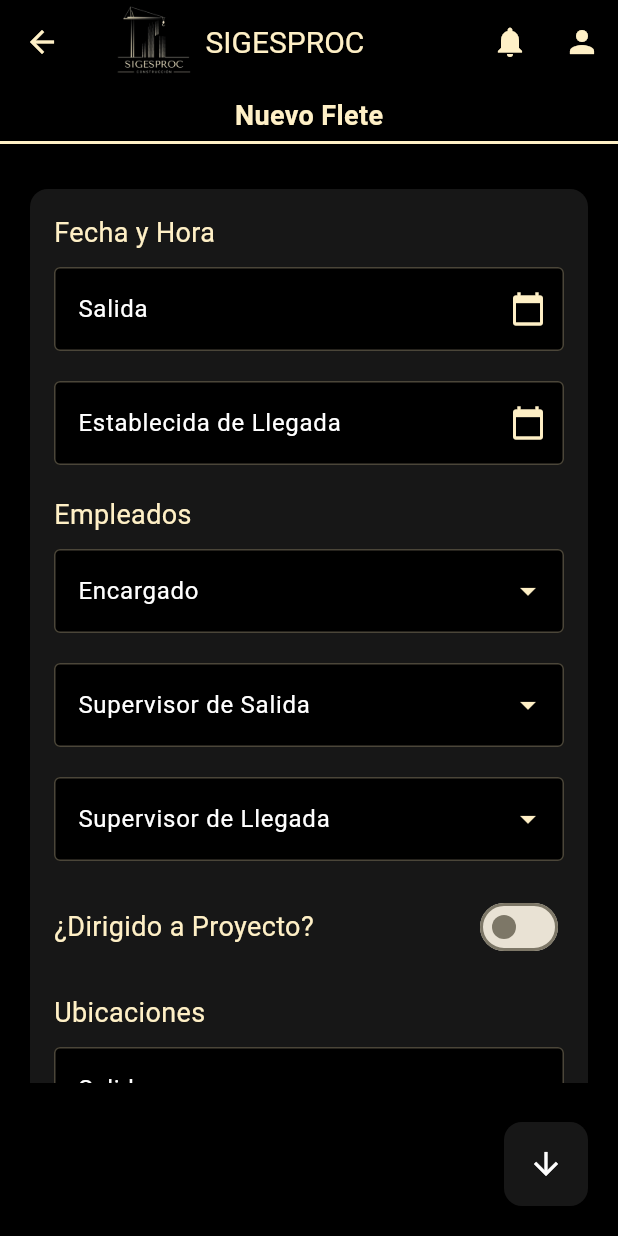
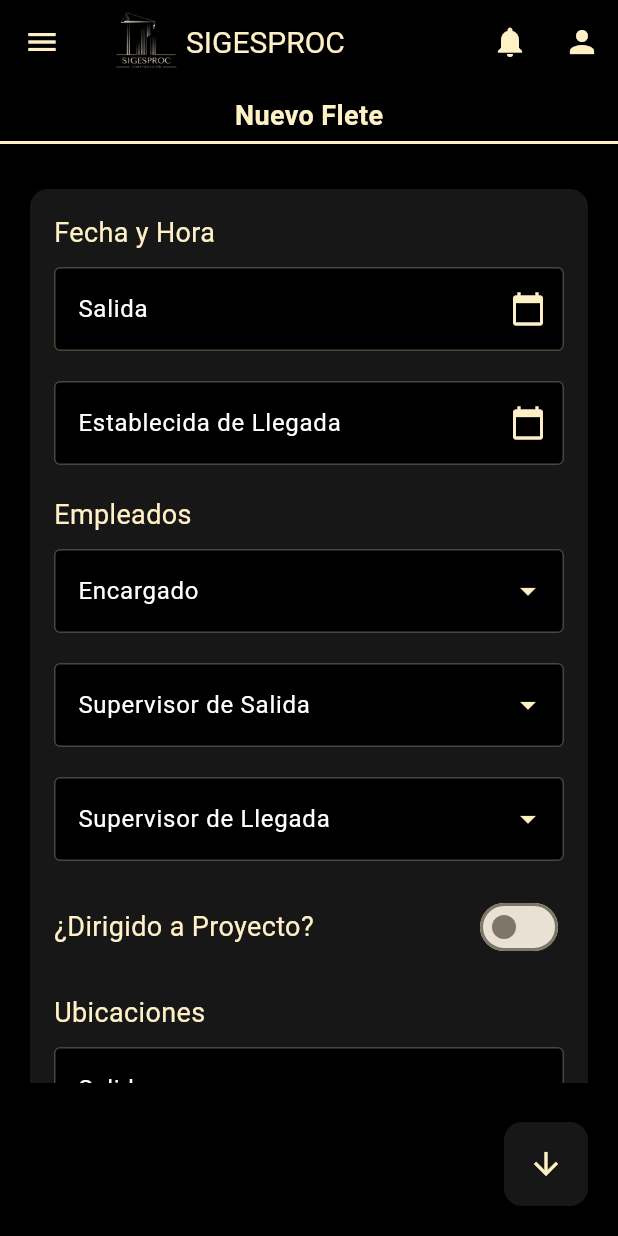
Before and after one commit to KevinMatta/app_sigesproc, a Flutter app: the NuevoFlete screen opened directly, on a phone screen of 412 x 824 dp. Run offline on Flutter 3.47's test engine with Material 3 defaults, Android fonts, the phone set to English and light mode, and no system bars; drawn by our look-alikes of flutter_speed_dial; our stand-ins replace carousel_slider, flutter_keyboard_visibility, flutter_map, flutter_spinkit, flutter_typeahead, geolocator and 2 more; accounts and stored records are empty; network calls fail.

```diff
--- a/sigesproc_app/lib/models/fletes/fleteencabezadoviewmodel.dart
+++ b/sigesproc_app/lib/models/fletes/fleteencabezadoviewmodel.dart
@@ -14,7 +14,8 @@ class FleteEncabezadoViewModel {
   DateTime? flenFechaHoraLlegada;
   bool? flenEstado;
   bool? flenDestinoProyecto;
-  int? bollId;
+  bool? flenSalidaProyecto;
+  int? boasId;
   int? boatId;
   int? proyId;
   int? emtrId;
@@ -43,7 +44,8 @@ class FleteEncabezadoViewModel {
     this.flenFechaHoraLlegada,
     this.flenEstado,
     this.flenDestinoProyecto,
-    this.bollId,
+    this.flenSalidaProyecto,
+    this.boasId,
     this.boatId,
     this.proyId,
     this.emtrId,
@@ -81,7 +83,8 @@ class FleteEncabezadoViewModel {
           : null,
       flenEstado: json['flen_Estado'],
       flenDestinoProyecto: json['flen_DestinoProyecto'],
-      bollId: json['boll_Id'],
+      flenSalidaProyecto: json['flen_SalidaProyecto'],
+      boasId: json['boas_Id'],
       boatId: json['boat_Id'],
       proyId: json['proy_Id'],
       emtrId: json['emtr_Id'],
@@ -116,7 +119,8 @@ class FleteEncabezadoViewModel {
           flenFechaHoraEstablecidaDeLlegada?.toIso8601String(),
       'flen_Estado': flenEstado,
       'flen_DestinoProyecto': flenDestinoProyecto,
-      'boll_Id': bollId,
+      'flen_SalidaProyecto': flenSalidaProyecto,
+      'boas_Id': boasId,
       'boat_Id': boatId,
       'emtr_Id': emtrId,
       'emss_Id': emssId,
@@ -144,6 +148,6 @@ class FleteEncabezadoViewModel {
 
    @override
   String toString() {
-    return 'FleteEncabezadoViewModel(flenId: $flenId, $supervisorSalida, flenFechaHoraSalida: $flenFechaHoraSalida, flenFechaHorallegada: $flenFechaHoraLlegada, flenFechaHoraEstablecidaDeLlegada: $flenFechaHoraEstablecidaDeLlegada, emtrId: $emtrId, emssId: $emssId, emslId: $emslId, bollId: $bollId, boatId: $boatId, flenEstado: $flenEstado, flenDestinoProyecto: $flenDestinoProyecto, usuaCreacion: $usuaCreacion, flenFechaCreacion: $flenFechaCreacion, usuaModificacion: $usuaModificacion, flenFechaModificacion: $flenFechaModificacion, flenEstadoFlete: $flenEstadoFlete)';
+    return 'FleteEncabezadoViewModel(flenId: $flenId, $supervisorSalida, flenFechaHoraSalida: $flenFechaHoraSalida, flenFechaHorallegada: $flenFechaHoraLlegada, flenFechaHoraEstablecidaDeLlegada: $flenFechaHoraEstablecidaDeLlegada, emtrId: $emtrId, emssId: $emssId, emslId: $emslId, boasId: $boasId, boatId: $boatId, flenEstado: $flenEstado, flenDestinoProyecto: $flenDestinoProyecto, usuaCreacion: $usuaCreacion, flenFechaCreacion: $flenFechaCreacion, usuaModificacion: $usuaModificacion, flenFechaModificacion: $flenFechaModificacion, flenEstadoFlete: $flenEstadoFlete)';
   }
 }
--- a/sigesproc_app/lib/screens/fletes/nuevoflete.dart
+++ b/sigesproc_app/lib/screens/fletes/nuevoflete.dart
@@ -29,6 +29,7 @@ class NuevoFlete extends StatefulWidget {
 }
 
 class _NuevoFleteState extends State<NuevoFlete> with TickerProviderStateMixin {
+  int _selectedIndex = 2;
   DateTime? selectedDate;
   TimeOfDay? selectedTime;
   DateTime? establishedDate;
@@ -97,7 +98,7 @@ class _NuevoFleteState extends State<NuevoFlete> with TickerProviderStateMixin {
     emtrId: null,
     emssId: null,
     emslId: null,
-    bollId: null,
+    boasId: null,
     boatId: null,
     flenEstado: null,
     flenDestinoProyecto: null,
@@ -148,9 +149,9 @@ class _NuevoFleteState extends State<NuevoFlete> with TickerProviderStateMixin {
         supervisorLlegadaController.text = supervisorLlegada.empleado!;
       }
     }
-    if (flete.bollId != null) {
+    if (flete.boasId != null) {
       BodegaViewModel? salida =
-          bodegas.firstWhere((bode) => bode.bodeId == flete.bollId);
+          bodegas.firstWhere((bode) => bode.bodeId == flete.boasId);
       if (salida != null) {
         salidaController.text = salida.bodeDescripcion!;
       }
@@ -162,6 +163,12 @@ class _NuevoFleteState extends State<NuevoFlete> with TickerProviderStateMixin {
     keyboardSubscription.cancel();
     _tabController?.dispose();
     super.dispose();
+  }
+
+  void _onItemTapped(int index) {
+    setState(() {
+      _selectedIndex = index;
+    });
   }
 
   Future<void> _cargarEmpleados() async {
@@ -320,7 +327,7 @@ class _NuevoFleteState extends State<NuevoFlete> with TickerProviderStateMixin {
         return Autocomplete<BodegaViewModel>(
           optionsBuilder: (TextEditingValue textEditingValue) {
             if (textEditingValue.text.isEmpty) {
-              return bodegas; // Mostrar todas las opciones cuando el campo está vacío
+              return bodegas.isNotEmpty ? bodegas : [];// Mostrar todas las opciones cuando el campo está vacío
             }
             return bodegas.where((BodegaViewModel option) {
               return option.bodeDescripcion!
@@ -367,7 +374,7 @@ class _NuevoFleteState extends State<NuevoFlete> with TickerProviderStateMixin {
                           setState(() {
                             controller.clear();
                             if (label == 'Salida') {
-                              flete.bollId = null;
+                              flete.boasId = null;
                             } else if (label == 'Llegada') {
                               flete.boatId = null;
                             }
@@ -427,9 +434,9 @@ class _NuevoFleteState extends State<NuevoFlete> with TickerProviderStateMixin {
             setState(() {
               controller.text = selection.bodeDescripcion!;
               if (label == 'Salida') {
-                flete.bollId = selection.bodeId;
-                _cargarInsumosPorBodega(flete.bollId!);
-                _cargarEquiposDeSeguridadPorBodega(flete.bollId!);
+                flete.boasId = selection.bodeId;
+                _cargarInsumosPorBodega(flete.boasId!);
+                _cargarEquiposDeSeguridadPorBodega(flete.boasId!);
               } else if (label == 'Llegada') {
                 flete.boatId = selection.bodeId;
               }
@@ -837,12 +844,12 @@ class _NuevoFleteState extends State<NuevoFlete> with TickerProviderStateMixin {
       }
 
       // Validar Ubicaciones
-      if (flete.bollId == null) {
+      if (flete.boasId == null) {
         _ubicacionSalidaError = true;
         _ubicacionSalidaErrorMessage =
             'La ubicación de salida no puede estar vacía';
       }
-      if (flete.bollId == flete.boatId && !esProyecto) {
+      if (flete.boasId == flete.boatId && !esProyecto) {
         _ubicacionLlegadaError = true;
         _ubicacionLlegadaErrorMessage =
             'Las ubicaciones de salida y llegada no pueden ser la misma bodega.';
@@ -912,14 +919,17 @@ class _NuevoFleteState extends State<NuevoFlete> with TickerProviderStateMixin {
           children: [
             Image.asset(
               'lib/assets/logo-sigesproc.png',
-              height: 60,
+              height: 50, // Ajusta la altura si es necesario
             ),
-            SizedBox(width: 5),
-            Text(
-              'SIGESPROC',
-              style: TextStyle(
-                color: Color(0xFFFFF0C6),
-                fontSize: 20,
+            SizedBox(width: 2), // Reduce el espacio entre el logo y el texto
+            Expanded(
+              child: Text(
+                'SIGESPROC',
+                style: TextStyle(
+                  color: Color(0xFFFFF0C6),
+                  fontSize: 20,
+                ),
+                textAlign: TextAlign.start, // Alinea el texto a la izquierda
               ),
             ),
           ],
@@ -966,6 +976,10 @@ class _NuevoFleteState extends State<NuevoFlete> with TickerProviderStateMixin {
             onPressed: () {},
           ),
         ],
+      ),
+      drawer: MenuLateral(
+        selectedIndex: _selectedIndex,
+        onItemSelected: _onItemTapped,
       ),
       body: Container(
         color: Colors.black,
@@ -1342,7 +1356,7 @@ class _NuevoFleteState extends State<NuevoFlete> with TickerProviderStateMixin {
             icon: Icons.arrow_downward, // Icono inicial
             activeIcon: Icons.close, // Icono cuando se despliega
             backgroundColor: Color(0xFF171717), // Color de fondo
-            foregroundColor: Colors.white, // Color del icono
+            foregroundColor: Color(0xFFFFF0C6), // Color del icono
             buttonSize: Size(56.0, 56.0), // Tamaño del botón principal
             shape: RoundedRectangleBorder(
               borderRadius: BorderRadius.circular(12.0), // Forma rectangular con bordes redondeados
@@ -1354,13 +1368,12 @@ class _NuevoFleteState extends State<NuevoFlete> with TickerProviderStateMixin {
               SpeedDialChild(
                 child: Icon(Icons.arrow_back),
                 backgroundColor: Color(0xFFFFF0C6),
-                foregroundColor: Colors.black,
+                foregroundColor: Color(0xFF171717),
                 shape: RoundedRectangleBorder(
                   borderRadius: BorderRadius.circular(12.0),
                 ),
-                label: 'Cancelar',
-                labelBackgroundColor: Color(0xFF171717),
-                labelStyle: TextStyle(color: Colors.white),
+                labelBackgroundColor: Color(0xFFFFF0C6),
+                labelStyle: TextStyle(color: Color(0xFF171717)),
                 onTap: () {
                   Navigator.pushReplacement(
                     context,
@@ -1371,13 +1384,12 @@ class _NuevoFleteState extends State<NuevoFlete> with TickerProviderStateMixin {
                 },
               ),
               SpeedDialChild(
-                child: Icon(Icons.add_circle_outline),
+                child: Icon(Icons.add),
                 backgroundColor: Color(0xFFFFF0C6),
-                foregroundColor: Colors.black,
+                foregroundColor: Color(0xFF171717),
                 shape: RoundedRectangleBorder(
                   borderRadius: BorderRadius.circular(12.0),
                 ),
-                label: 'Insumos',
                 labelBackgroundColor: Color(0xFF171717),
                 labelStyle: TextStyle(color: Colors.white),
                 onTap: _validarCamposYMostrarInsumos,
@@ -1484,35 +1496,7 @@ class _NuevoFleteState extends State<NuevoFlete> with TickerProviderStateMixin {
               ),
             ),
           ),
-          SizedBox(height: 10),
-          Card(
-            color: Color(0xFF171717),
-            child: Padding(
-              padding: const EdgeInsets.all(16.0),
-              child: Column(
-                crossAxisAlignment: CrossAxisAlignment.start,
-                children: [
-                  Row(
-                    mainAxisAlignment: MainAxisAlignment.spaceBetween,
-                    children: [
-                      Text(
-                        'Insumos',
-                        style:
-                            TextStyle(color: Color(0xFFFFF0C6), fontSize: 18),
-                      ),
-                      FloatingActionButton(
-                        onPressed: _validarCamposYMostrarInsumos,
-                        backgroundColor: Color(0xFFFFF0C6),
-                        mini: true,
-                        child:
-                            Icon(Icons.add_circle_outline, color: Colors.black),
-                      )
-                    ],
-                  ),
-                ],
-              ),
-            ),
-          ),
+
         ],
       ),
     );
@@ -1626,7 +1610,7 @@ class _NuevoFleteState extends State<NuevoFlete> with TickerProviderStateMixin {
           } else {
             final selectedBodega = bodegas
                 .firstWhere((bodega) => bodega.bodeDescripcion == newValue);
-            if (selectedBodega.bodeId == flete.bollId) {
+            if (selectedBodega.bodeId == flete.boasId) {
               _mostrarDialogoError('Error',
                   'La bodega de llegada no puede ser la misma que la de salida.');
             } else {
--- a/sigesproc_app/lib/screens/menu.dart
+++ b/sigesproc_app/lib/screens/menu.dart
@@ -34,7 +34,7 @@ class MenuLateral extends StatelessWidget {
               ),
             ),
             Padding(
-              padding: const EdgeInsets.symmetric(horizontal: 8.0),
+              padding: const EdgeInsets.symmetric(horizontal: 12.0),
               child: Column(
                 children: List.generate(6, (index) => _crearItem(context, index)),
               ),
```
Also changed, not shown: sigesproc_app/lib/screens/bienesraices/procesoventa.dart (+22 -20 lines), sigesproc_app/lib/screens/bienesraices/ubicacion.dart (added, +180 -0 lines), sigesproc_app/lib/screens/fletes/detalleflete.dart (+12 -9 lines), sigesproc_app/lib/screens/fletes/editarflete.dart (+38 -23 lines), sigesproc_app/lib/screens/fletes/flete.dart (+10 -7 lines), sigesproc_app/lib/screens/fletes/prueba.dart (deleted, +0 -128 lines), sigesproc_app/lib/screens/fletes/verificacionflete.dart (+25 -9 lines), sigesproc_app/lib/screens/inicio.dart (+1 -7 lines), sigesproc_app/lib/screens/insumos/cotizaciones.dart (+21 -31 lines), sigesproc_app/lib/screens/proyectos/utilidad.dart (deleted, +0 -26 lines), sigesproc_app/lib/screens/bienesraices/venta.dart (added).
